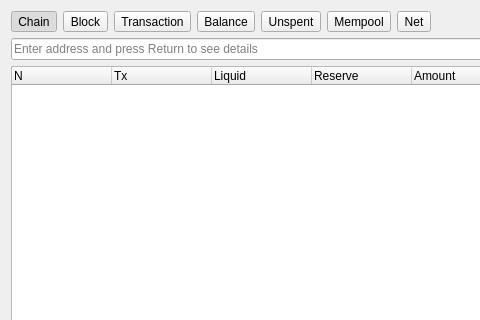
bitbaymarket/bitbay-core, file src/qt/forms/blockchainpage.ui: the form before one commit; both pictures show x 0 to 480 and y 0 to 320 of the 720 by 423 pixel window.
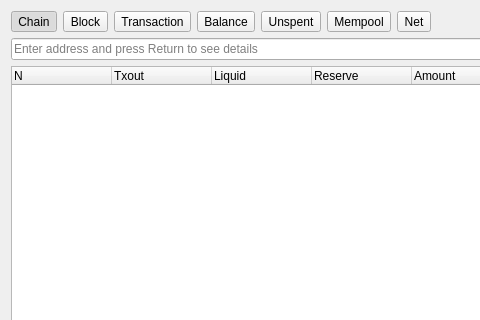
The form after the commit. The open tabs and pages were chosen to show the change.

What changed in the file:
```diff
--- a/src/qt/forms/blockchainpage.ui
+++ b/src/qt/forms/blockchainpage.ui
@@ -312,7 +312,7 @@
          </column>
          <column>
           <property name="text">
-           <string>Tx</string>
+           <string>Txout</string>
           </property>
          </column>
          <column>
```
